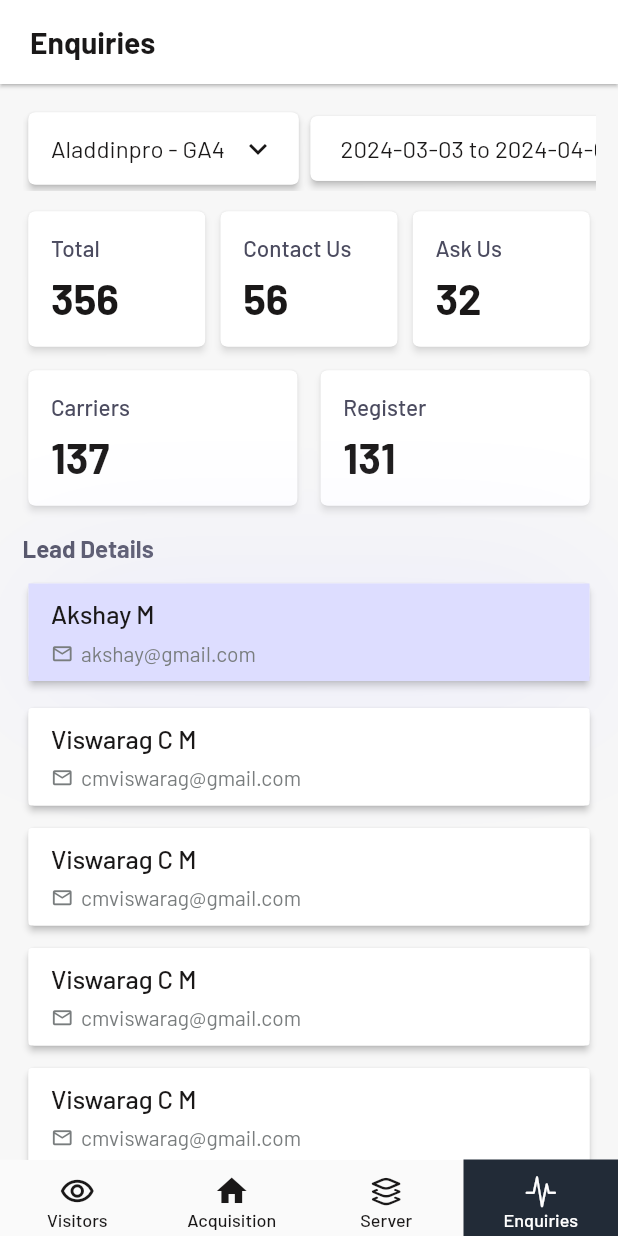
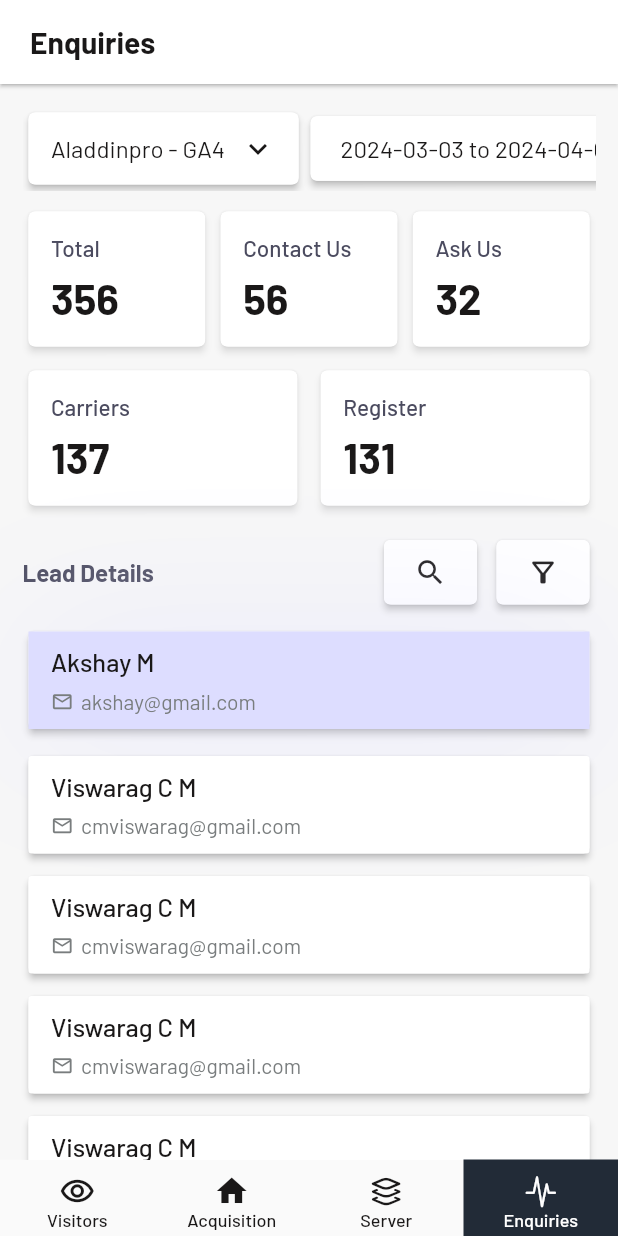
Before and after one commit to mirza-d3x/red_dog, a Flutter app: the screen it shows after launch, item 4 of the bottom bar chosen, on a phone screen of 412 x 824 dp. Run offline on Flutter 3.47's test engine with Material 3 defaults, Android fonts, the phone set to English and light mode, and no system bars; our stand-ins replace charts_flutter, fl_chart, percent_indicator, syncfusion_flutter_charts, table_calendar; missing offline and left inert: countries_world_map.

Commit message:
edited enquiry screen,adding search and filter option

```diff
--- a/lib/features/tabs/enquiries_screen.dart
+++ b/lib/features/tabs/enquiries_screen.dart
@@ -203,9 +203,54 @@ class _EnquiryScreenState extends State<EnquiryScreen> {
                 const SizedBox(height: 15),
 
               // List
-                Text(
-                  'Lead Details',
-                  style: normalTextStyle,
+                Row(
+                  mainAxisAlignment: MainAxisAlignment.spaceBetween,
+                  children: [
+                    Text(
+                      'Lead Details',
+                      style: normalTextStyle,
+                    ),
+
+                    Row(
+                      children: [
+                        Card(
+                          elevation: 2,
+                          child: Container(
+                              height: 43,
+                              padding: const EdgeInsets.fromLTRB(20, 5, 20, 5),
+                              decoration: BoxDecoration(
+                                color: whiteColor,
+                                borderRadius: BorderRadius.circular(5),
+                              ),
+                              child: const Icon(
+                                Icons.search_outlined,
+                                color: blackColor,
+                                size: 22,
+                              )
+                          ),
+                        ),
+
+                        const SizedBox(width: 5),
+
+                        Card(
+                          elevation: 2,
+                          child: Container(
+                              height: 43,
+                              padding: const EdgeInsets.fromLTRB(20, 5, 20, 5),
+                              decoration: BoxDecoration(
+                                color: whiteColor,
+                                borderRadius: BorderRadius.circular(5),
+                              ),
+                              child: const Icon(
+                                Icons.filter_alt_outlined,
+                                color: blackColor,
+                                size: 22,
+                              )
+                          ),
+                        ),
+                      ],
+                    ),
+                  ],
                 ),
 
                 const SizedBox(height: 10),
```
